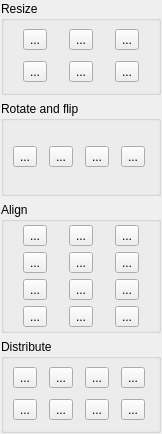
The window that src/LayoutToolboxWidget.ui (markus-wa/glmixer-mirror) describes before a commit, drawn with Qt 5.
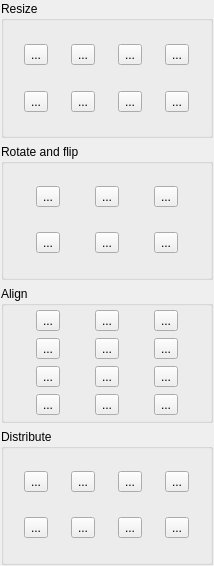
The same window after the commit. Icons and pictures are not drawn.

Commit message: Added aspect ratio transformations to Layout Toolbox (and also reset of rotation and of flip).

What changed in the file:
```diff
--- a/src/LayoutToolboxWidget.ui
+++ b/src/LayoutToolboxWidget.ui
@@ -6,24 +6,15 @@
    <rect>
     <x>0</x>
     <y>0</y>
-    <width>162</width>
-    <height>434</height>
+    <width>214</width>
+    <height>566</height>
    </rect>
   </property>
   <property name="windowTitle">
    <string>Mixing</string>
   </property>
   <layout class="QVBoxLayout" name="verticalLayout">
-   <property name="leftMargin">
-    <number>1</number>
-   </property>
-   <property name="topMargin">
-    <number>1</number>
-   </property>
-   <property name="rightMargin">
-    <number>1</number>
-   </property>
-   <property name="bottomMargin">
+   <property name="margin">
     <number>1</number>
    </property>
    <item>
@@ -34,17 +25,8 @@
      <property name="flat">
       <bool>true</bool>
      </property>
-     <layout class="QGridLayout" name="gridLayout">
-      <property name="leftMargin">
-       <number>3</number>
-      </property>
-      <property name="topMargin">
-       <number>3</number>
-      </property>
-      <property name="rightMargin">
-       <number>3</number>
-      </property>
-      <property name="bottomMargin">
+     <layout class="QGridLayout" name="gridLayout_2">
+      <property name="margin">
        <number>3</number>
       </property>
       <item row="0" column="0">
@@ -107,6 +89,26 @@
         </property>
        </widget>
       </item>
+      <item row="0" column="3">
+       <widget class="QToolButton" name="sizeSquareAspectButton">
+        <property name="toolTip">
+         <string>Adjust aspect ratio 1:1</string>
+        </property>
+        <property name="text">
+         <string>...</string>
+        </property>
+        <property name="icon">
+         <iconset resource="../icons.qrc">
+          <normaloff>:/glmixer/icons/size-ratio-square.png</normaloff>:/glmixer/icons/size-ratio-square.png</iconset>
+        </property>
+        <property name="iconSize">
+         <size>
+          <width>24</width>
+          <height>24</height>
+         </size>
+        </property>
+       </widget>
+      </item>
       <item row="1" column="0">
        <widget class="QToolButton" name="sizeHorizontalFrameButton">
         <property name="toolTip">
@@ -167,6 +169,26 @@
         </property>
        </widget>
       </item>
+      <item row="1" column="3">
+       <widget class="QToolButton" name="sizePixelAspectButton">
+        <property name="toolTip">
+         <string>Rescale to fit pixel resolution of output window</string>
+        </property>
+        <property name="text">
+         <string>...</string>
+        </property>
+        <property name="icon">
+         <iconset resource="../icons.qrc">
+          <normaloff>:/glmixer/icons/size-pixel.png</normaloff>:/glmixer/icons/size-pixel.png</iconset>
+        </property>
+        <property name="iconSize">
+         <size>
+          <width>24</width>
+          <height>24</height>
+         </size>
+        </property>
+       </widget>
+      </item>
      </layout>
     </widget>
    </item>
@@ -178,20 +200,11 @@
      <property name="flat">
       <bool>true</bool>
      </property>
-     <layout class="QHBoxLayout" name="rotateLayout">
-      <property name="leftMargin">
+     <layout class="QGridLayout" name="gridLayout">
+      <property name="margin">
        <number>3</number>
       </property>
-      <property name="topMargin">
-       <number>3</number>
-      </property>
-      <property name="rightMargin">
-       <number>3</number>
-      </property>
-      <property name="bottomMargin">
-       <number>3</number>
-      </property>
-      <item>
+      <item row="0" column="0">
        <widget class="QToolButton" name="rotateClockwiseButton">
         <property name="toolTip">
          <string>Rotate 90 degrees clockwise</string>
@@ -211,7 +224,7 @@
         </property>
        </widget>
       </item>
-      <item>
+      <item row="0" column="1">
        <widget class="QToolButton" name="rotateCounterclockwiseButton">
         <property name="toolTip">
          <string>Rotate 90 degrees counterclockwise</string>
@@ -231,7 +244,27 @@
         </property>
        </widget>
       </item>
-      <item>
+      <item row="0" column="2">
+       <widget class="QToolButton" name="rotateReset">
+        <property name="toolTip">
+         <string>Reset Rotation</string>
+        </property>
+        <property name="text">
+         <string>...</string>
+        </property>
+        <property name="icon">
+         <iconset resource="../icons.qrc">
+          <normaloff>:/glmixer/icons/rotate-reset.png</normaloff>:/glmixer/icons/rotate-reset.png</iconset>
+        </property>
+        <property name="iconSize">
+         <size>
+          <width>24</width>
+          <height>24</height>
+         </size>
+        </property>
+       </widget>
+      </item>
+      <item row="1" column="0">
        <widget class="QToolButton" name="flipHorizontalButton">
         <property name="toolTip">
          <string>Flip horizontally</string>
@@ -251,7 +284,7 @@
         </property>
        </widget>
       </item>
-      <item>
+      <item row="1" column="1">
        <widget class="QToolButton" name="flipVerticalButton">
         <property name="toolTip">
          <string>Flip vertically</string>
@@ -271,6 +304,26 @@
         </property>
        </widget>
       </item>
+      <item row="1" column="2">
+       <widget class="QToolButton" name="flipReset">
+        <property name="toolTip">
+         <string>Reset Flip</string>
+        </property>
+        <property name="text">
+         <string>...</string>
+        </property>
+        <property name="icon">
+         <iconset resource="../icons.qrc">
+          <normaloff>:/glmixer/icons/flip-reset.png</normaloff>:/glmixer/icons/flip-reset.png</iconset>
+        </property>
+        <property name="iconSize">
+         <size>
+          <width>24</width>
+          <height>24</height>
+         </size>
+        </property>
+       </widget>
+      </item>
      </layout>
     </widget>
    </item>
@@ -283,29 +336,60 @@
       <bool>true</bool>
      </property>
      <layout class="QGridLayout" name="alignLayout">
-      <property name="leftMargin">
+      <property name="margin">
        <number>3</number>
       </property>
-      <property name="topMargin">
-       <number>3</number>
-      </property>
-      <property name="rightMargin">
-       <number>3</number>
-      </property>
-      <property name="bottomMargin">
-       <number>3</number>
-      </property>
-      <item row="0" column="0">
-       <widget class="QToolButton" name="alignHorizontalLeftButton">
+      <item row="4" column="0">
+       <widget class="QToolButton" name="alignVerticalBottomFrameButton">
         <property name="toolTip">
-         <string>Align to the left border</string>
+         <string>Align to the bottom border of the frame</string>
         </property>
         <property name="text">
          <string>...</string>
         </property>
         <property name="icon">
          <iconset resource="../icons.qrc">
-          <normaloff>:/glmixer/icons/align-horizontal-left.png</normaloff>:/glmixer/icons/align-horizontal-left.png</iconset>
+          <normaloff>:/glmixer/icons/align-vertical-bottom-frame.png</normaloff>:/glmixer/icons/align-vertical-bottom-frame.png</iconset>
+        </property>
+        <property name="iconSize">
+         <size>
+          <width>24</width>
+          <height>24</height>
+         </size>
+        </property>
+       </widget>
+      </item>
+      <item row="4" column="2">
+       <widget class="QToolButton" name="alignVerticalTopFrameButton">
+        <property name="toolTip">
+         <string>Align to the top border of the frame</string>
+        </property>
+        <property name="text">
+         <string>...</string>
+        </property>
+        <property name="icon">
+         <iconset resource="../icons.qrc">
+          <normaloff>:/glmixer/icons/align-vertical-top-frame.png</normaloff>:/glmixer/icons/align-vertical-top-frame.png</iconset>
+        </property>
+        <property name="iconSize">
+         <size>
+          <width>24</width>
+          <height>24</height>
+         </size>
+        </property>
+       </widget>
+      </item>
+      <item row="4" column="1">
+       <widget class="QToolButton" name="alignVerticalCenterFrameButton">
+        <property name="toolTip">
+         <string>Center vertically on the frame</string>
+        </property>
+        <property name="text">
+         <string>...</string>
+        </property>
+        <property name="icon">
+         <iconset resource="../icons.qrc">
+          <normaloff>:/glmixer/icons/align-vertical-center-frame.png</normaloff>:/glmixer/icons/align-vertical-center-frame.png</iconset>
         </property>
         <property name="iconSize">
          <size>
@@ -335,17 +419,17 @@
         </property>
        </widget>
       </item>
-      <item row="0" column="2">
-       <widget class="QToolButton" name="alignHorizontalRightButton">
+      <item row="2" column="2">
+       <widget class="QToolButton" name="alignVerticalTopButton">
         <property name="toolTip">
-         <string>Align to the right border</string>
+         <string>Align to the top border</string>
         </property>
         <property name="text">
          <string>...</string>
         </property>
         <property name="icon">
          <iconset resource="../icons.qrc">
-          <normaloff>:/glmixer/icons/align-horizontal-right.png</normaloff>:/glmixer/icons/align-horizontal-right.png</iconset>
+          <normaloff>:/glmixer/icons/align-vertical-top.png</normaloff>:/glmixer/icons/align-vertical-top.png</iconset>
         </property>
         <property name="iconSize">
          <size>
@@ -355,7 +439,27 @@
         </property>
        </widget>
       </item>
-      <item row="1" column="0">
+      <item row="0" column="0">
+       <widget class="QToolButton" name="alignHorizontalLeftButton">
+        <property name="toolTip">
+         <string>Align to the left border</string>
+        </property>
+        <property name="text">
+         <string>...</string>
+        </property>
+        <property name="icon">
+         <iconset resource="../icons.qrc">
+          <normaloff>:/glmixer/icons/align-horizontal-left.png</normaloff>:/glmixer/icons/align-horizontal-left.png</iconset>
+        </property>
+        <property name="iconSize">
+         <size>
+          <width>24</width>
+          <height>24</height>
+         </size>
+        </property>
+       </widget>
+      </item>
+      <item row="2" column="0">
        <widget class="QToolButton" name="alignVerticalBottomButton">
         <property name="toolTip">
          <string>Align to the bottom border</string>
@@ -375,7 +479,7 @@
         </property>
        </widget>
       </item>
-      <item row="1" column="1">
+      <item row="2" column="1">
        <widget class="QToolButton" name="alignVerticalCenterButton">
         <property name="toolTip">
          <string>Center vertically</string>
@@ -395,17 +499,17 @@
         </property>
        </widget>
       </item>
-      <item row="1" column="2">
-       <widget class="QToolButton" name="alignVerticalTopButton">
+      <item row="0" column="2">
+       <widget class="QToolButton" name="alignHorizontalRightButton">
         <property name="toolTip">
-         <string>Align to the top border</string>
+         <string>Align to the right border</string>
         </property>
         <property name="text">
          <string>...</string>
         </property>
         <property name="icon">
          <iconset resource="../icons.qrc">
-          <normaloff>:/glmixer/icons/align-vertical-top.png</normaloff>:/glmixer/icons/align-vertical-top.png</iconset>
+          <normaloff>:/glmixer/icons/align-horizontal-right.png</normaloff>:/glmixer/icons/align-horizontal-right.png</iconset>
         </property>
         <property name="iconSize">
          <size>
@@ -415,7 +519,7 @@
         </property>
        </widget>
       </item>
-      <item row="2" column="0">
+      <item row="1" column="0">
        <widget class="QToolButton" name="alignHorizontalLeftFrameButton">
         <property name="toolTip">
          <string>Align to the left border of the frame</string>
@@ -435,7 +539,7 @@
         </property>
        </widget>
       </item>
-      <item row="2" column="1">
+      <item row="1" column="1">
        <widget class="QToolButton" name="alignHorizontalCenterFrameButton">
         <property name="toolTip">
          <string>Center horizontally on the frame</string>
@@ -455,7 +559,7 @@
         </property>
        </widget>
       </item>
-      <item row="2" column="2">
+      <item row="1" column="2">
        <widget class="QToolButton" name="alignHorizontalRightFrameButton">
         <property name="toolTip">
          <string>Align to the right border of the frame</string>
@@ -475,66 +579,6 @@
         </property>
        </widget>
       </item>
-      <item row="3" column="0">
-       <widget class="QToolButton" name="alignVerticalBottomFrameButton">
-        <property name="toolTip">
-         <string>Align to the bottom border of the frame</string>
-        </property>
-        <property name="text">
-         <string>...</string>
-        </property>
-        <property name="icon">
-         <iconset resource="../icons.qrc">
-          <normaloff>:/glmixer/icons/align-vertical-bottom-frame.png</normaloff>:/glmixer/icons/align-vertical-bottom-frame.png</iconset>
-        </property>
-        <property name="iconSize">
-         <size>
-          <width>24</width>
-          <height>24</height>
-         </size>
-        </property>
-       </widget>
-      </item>
-      <item row="3" column="1">
-       <widget class="QToolButton" name="alignVerticalCenterFrameButton">
-        <property name="toolTip">
-         <string>Center vertically on the frame</string>
-        </property>
-        <property name="text">
-         <string>...</string>
-        </property>
-        <property name="icon">
-         <iconset resource="../icons.qrc">
-          <normaloff>:/glmixer/icons/align-vertical-center-frame.png</normaloff>:/glmixer/icons/align-vertical-center-frame.png</iconset>
-        </property>
-        <property name="iconSize">
-         <size>
-          <width>24</width>
-          <height>24</height>
-         </size>
-        </property>
-       </widget>
-      </item>
-      <item row="3" column="2">
-       <widget class="QToolButton" name="alignVerticalTopFrameButton">
-        <property name="toolTip">
-         <string>Align to the top border of the frame</string>
-        </property>
-        <property name="text">
-         <string>...</string>
-        </property>
-        <property name="icon">
-         <iconset resource="../icons.qrc">
-          <normaloff>:/glmixer/icons/align-vertical-top-frame.png</normaloff>:/glmixer/icons/align-vertical-top-frame.png</iconset>
-        </property>
-        <property name="iconSize">
-         <size>
-          <width>24</width>
-          <height>24</height>
-         </size>
-        </property>
-       </widget>
-      </item>
      </layout>
     </widget>
    </item>
@@ -547,16 +591,7 @@
       <bool>true</bool>
      </property>
      <layout class="QGridLayout" name="distributeLayout">
-      <property name="leftMargin">
-       <number>3</number>
-      </property>
-      <property name="topMargin">
-       <number>3</number>
-      </property>
-      <property name="rightMargin">
-       <number>3</number>
-      </property>
-      <property name="bottomMargin">
+      <property name="margin">
        <number>3</number>
       </property>
       <item row="0" column="0">
```
The commit also changes 7 other files.
